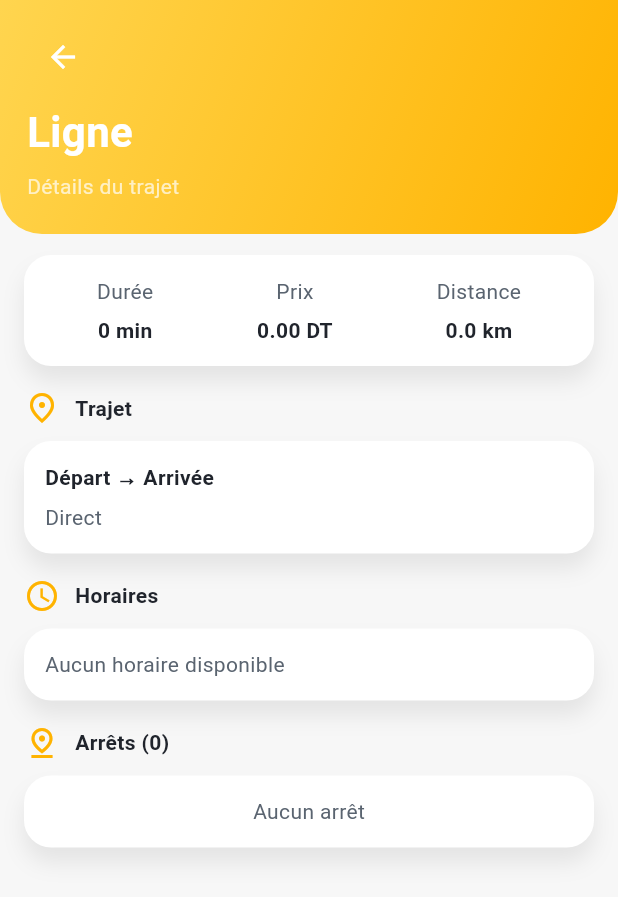
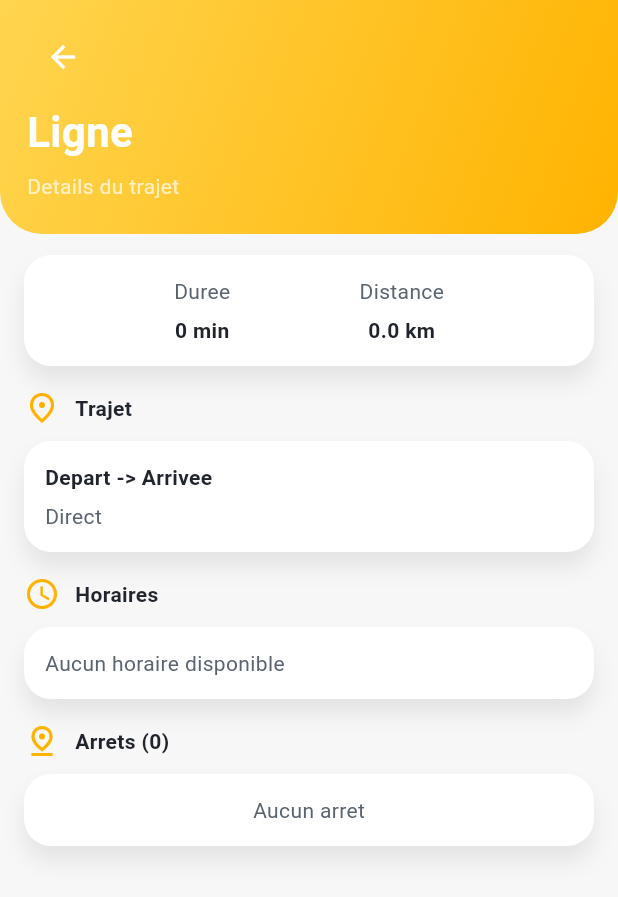
Before and after one commit to jawheressid/mobile_takekar, a Flutter app: the TripDetailsPage screen opened by its route, on a phone screen of 412 x 824 dp. Shown: the top 897 px of the screen. Run offline on Flutter 3.47's test engine with Material 3 defaults, Android fonts, the phone set to English and light mode, and no system bars; our stand-ins replace cloud_firestore, firebase_auth, firebase_core, firebase_database, flutter_map, geolocator and 1 more; accounts and stored records are empty.

Commit message:
Update trip search feature

```diff
--- a/lib/pages/trip_details_page.dart
+++ b/lib/pages/trip_details_page.dart
@@ -21,8 +21,8 @@ class TripDetailsPage extends StatelessWidget {
             priceTnd: 0,
             distanceKm: 0,
             stops: 0,
-            fromStopName: 'Départ',
-            toStopName: 'Arrivée',
+            fromStopName: 'Depart',
+            toStopName: 'Arrivee',
             nextDeparture: '--:--',
             departureTimes: [],
             path: [],
@@ -62,31 +62,25 @@ class TripDetailsPage extends StatelessWidget {
                   ),
                   const SizedBox(height: 6),
                   const Text(
-                    'Détails du trajet',
+                    'Details du trajet',
                     style: TextStyle(color: Colors.white70),
                   ),
                 ],
               ),
             ),
-
             const SizedBox(height: 14),
-
             Expanded(
               child: ListView(
                 padding: const EdgeInsets.symmetric(horizontal: 16),
                 children: [
-                  // Résumé (durée / prix / distance)
+                  // Resume (duree / distance)
                   _SectionCard(
                     child: Row(
-                      mainAxisAlignment: MainAxisAlignment.spaceAround,
+                      mainAxisAlignment: MainAxisAlignment.spaceEvenly,
                       children: [
                         _Metric(
-                          label: 'Durée',
+                          label: 'Duree',
                           value: '${trip.durationMinutes} min',
-                        ),
-                        _Metric(
-                          label: 'Prix',
-                          value: '${trip.priceTnd.toStringAsFixed(2)} DT',
                         ),
                         _Metric(
                           label: 'Distance',
@@ -95,9 +89,7 @@ class TripDetailsPage extends StatelessWidget {
                       ],
                     ),
                   ),
-
                   const SizedBox(height: 16),
-
                   _SectionTitle(
                     icon: Icons.place_outlined,
                     title: 'Trajet',
@@ -108,7 +100,7 @@ class TripDetailsPage extends StatelessWidget {
                       crossAxisAlignment: CrossAxisAlignment.start,
                       children: [
                         Text(
-                          '${trip.fromStopName} → ${trip.toStopName}',
+                          '${trip.fromStopName} -> ${trip.toStopName}',
                           style: const TextStyle(
                             color: AppColors.textPrimary,
                             fontWeight: FontWeight.w600,
@@ -122,9 +114,7 @@ class TripDetailsPage extends StatelessWidget {
                       ],
                     ),
                   ),
-
                   const SizedBox(height: 16),
-
                   // Horaires (chips)
                   const _SectionTitle(icon: Icons.schedule, title: 'Horaires'),
                   const SizedBox(height: 10),
@@ -156,13 +146,11 @@ class TripDetailsPage extends StatelessWidget {
                             ],
                     ),
                   ),
-
                   const SizedBox(height: 16),
-
-                  // Arrêts (timeline simple)
+                  // Arrets (timeline simple)
                   _SectionTitle(
                     icon: Icons.pin_drop_outlined,
-                    title: 'Arrêts (${trip.path.length})',
+                    title: 'Arrets (${trip.path.length})',
                   ),
                   const SizedBox(height: 10),
                   _SectionCard(
@@ -178,13 +166,12 @@ class TripDetailsPage extends StatelessWidget {
                         ],
                         if (trip.path.isEmpty)
                           const Text(
-                            'Aucun arrêt',
+                            'Aucun arret',
                             style: TextStyle(color: AppColors.textSecondary),
                           ),
                       ],
                     ),
                   ),
-
                   const SizedBox(height: 24),
                 ],
               ),
```
Also changed, not shown: lib/pages/trip_results_page.dart (+65 -56 lines).
